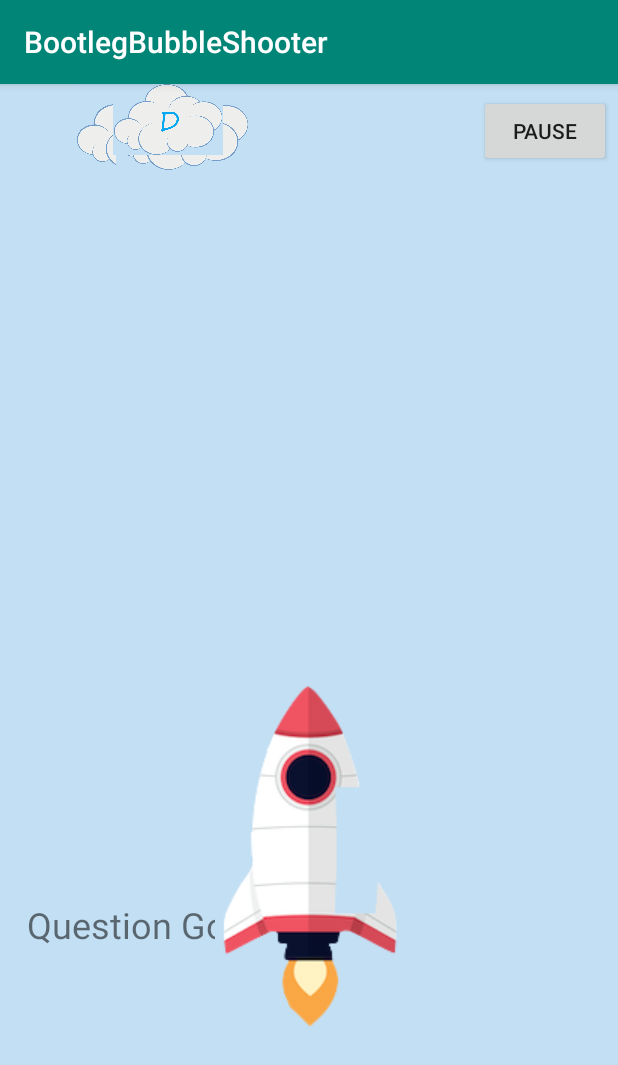
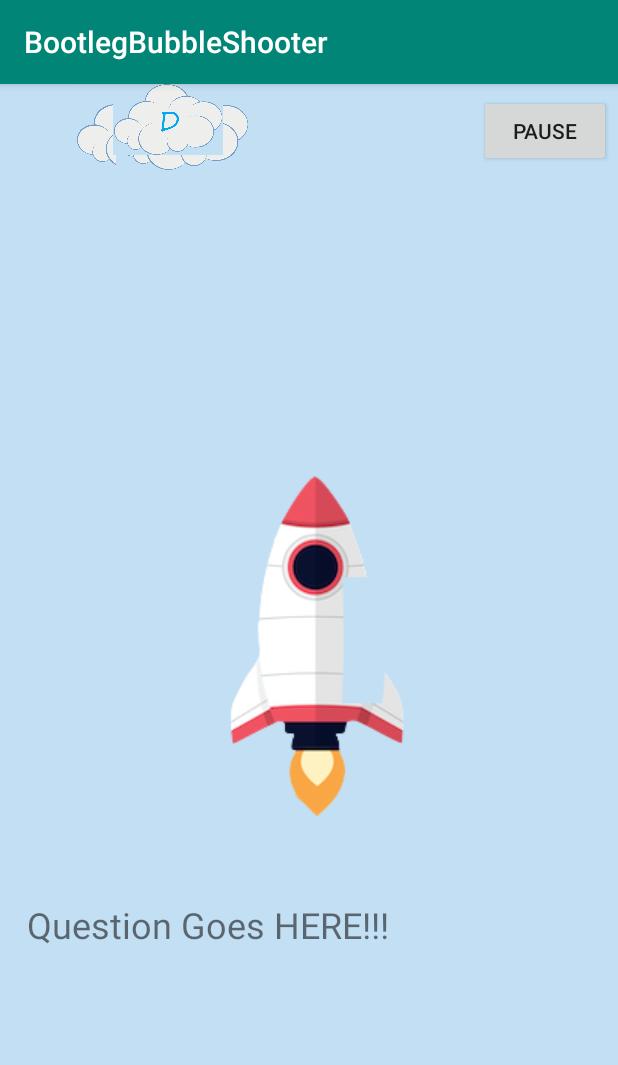
Before and after one commit to samau2000/MemoryLeak2.0, an Android app: the Levels screen opened directly, with no data from a screen before it, on a phone screen of 412 x 824 dp. Shown: the top 1065 px of the screen. Run offline under Robolectric (Android 15) with nearby library versions, the phone set to English and light mode, and no system bars; Roboto replaces fonts that are not available here.

Commit message:
Julia update 6:37 PM

```diff
--- a/BootlegBubbleShooter/app/src/main/java/com/example/bootlegbubbleshooter/Levels.java
+++ b/BootlegBubbleShooter/app/src/main/java/com/example/bootlegbubbleshooter/Levels.java
@@ -45,9 +45,11 @@ public class Levels extends AppCompatActivity {
     @Override
     public boolean onTouchEvent(MotionEvent event) {
         rocketButton = (ImageButton)findViewById(R.id.imageButton6);
+        bullet = (ImageView)findViewById(R.id.imageView2);
         switch (event.getAction()) {
             case MotionEvent.ACTION_DOWN:
                 //Toast.makeText(Levels.this, "It works", Toast.LENGTH_LONG).show();
+                bullet.setVisibility(View.GONE);
 
             case MotionEvent.ACTION_MOVE:
                 rocketButton.setX((int) event.getX() - 165);
--- a/BootlegBubbleShooter/app/src/main/res/layout/activity_levels.xml
+++ b/BootlegBubbleShooter/app/src/main/res/layout/activity_levels.xml
@@ -93,9 +93,10 @@
         android:background="#C3DFF3"
         app:layout_constraintBottom_toBottomOf="parent"
         app:layout_constraintEnd_toEndOf="parent"
-        app:layout_constraintHorizontal_bias="0.498"
+        app:layout_constraintHorizontal_bias="0.515"
         app:layout_constraintStart_toStartOf="parent"
         app:layout_constraintTop_toBottomOf="@+id/CloudB"
+        app:layout_constraintVertical_bias="0.0"
         app:srcCompat="@drawable/rocket" />
 
     <ImageView
```
